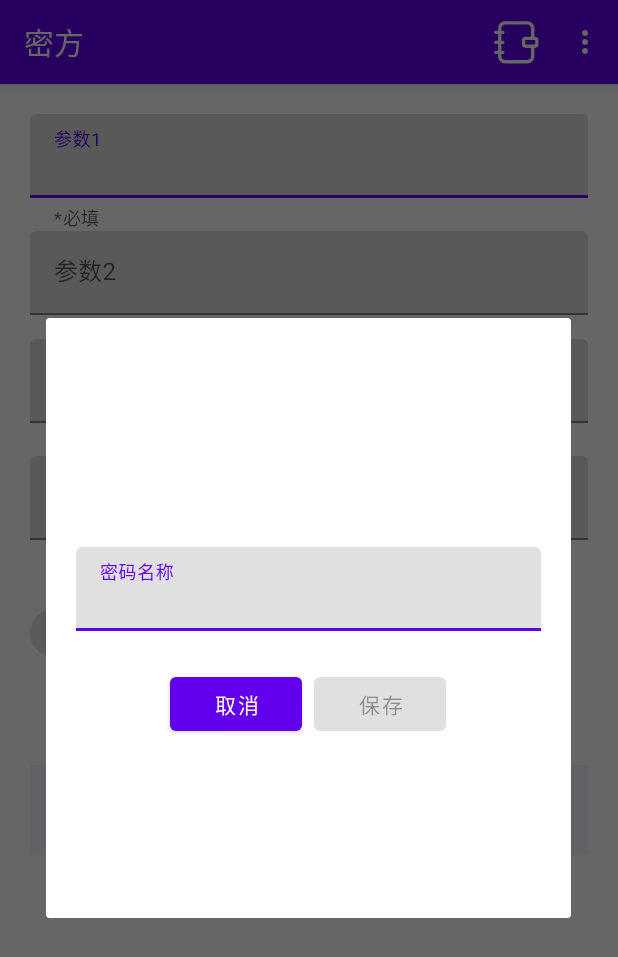
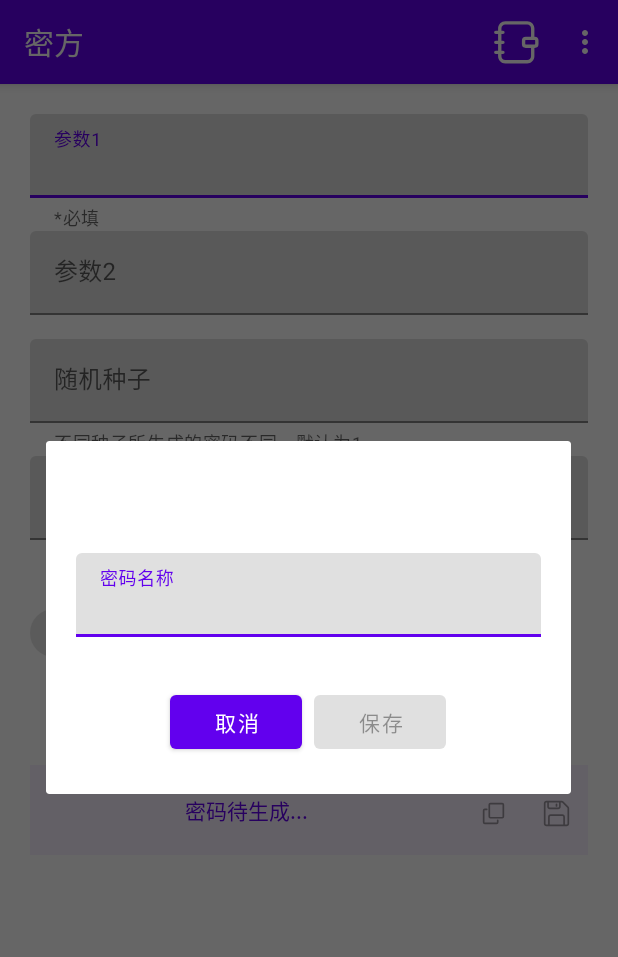
Before and after one commit to Daniel-Why/MyPassWord, an Android app: the fragment SavePwdDialog placed in its activity, on a phone screen of 412 x 824 dp. Shown: the top 957 px of the screen. Run offline under Robolectric (Android 15) with nearby library versions, the phone set to English and light mode, and no system bars.

Commit message:
- 新增密码生成页面的清空功能 - 迁移复制方法到基础类 - 修改dialog样式

```diff
--- a/app/src/main/res/layout/activity_my_pwd_main.xml
+++ b/app/src/main/res/layout/activity_my_pwd_main.xml
@@ -125,6 +125,11 @@
                         android:checkable="true" />
                 </LinearLayout>
 
+                <LinearLayout
+                    android:layout_width="match_parent"
+                    android:layout_height="wrap_content"
+                    android:orientation="horizontal"
+                    android:gravity="center">
                     <Button
                         android:id="@+id/generate_button"
                         android:layout_width="wrap_content"
@@ -132,7 +137,21 @@
                         android:text="生成"
                         android:layout_gravity="center_horizontal"
                         android:layout_marginBottom="16sp"
+                        android:layout_marginRight="4sp"
                         />
+                    <Button
+                        android:id="@+id/clear_button"
+                        android:layout_width="wrap_content"
+                        android:layout_height="wrap_content"
+                        android:text="清空"
+                        android:layout_gravity="center_horizontal"
+                        android:layout_marginBottom="16sp"
+                        android:layout_marginLeft="4sp"
+                        />
+                </LinearLayout>
+
+
+
                 <LinearLayout
                     android:layout_width="match_parent"
                     android:layout_height="60sp"
--- a/app/src/main/res/layout/dialog_save_pwd.xml
+++ b/app/src/main/res/layout/dialog_save_pwd.xml
@@ -8,15 +8,17 @@
     android:orientation="vertical">
     <LinearLayout
         android:layout_width="350sp"
-        android:layout_height="400sp"
+        android:layout_height="wrap_content"
         android:orientation="vertical"
         android:layout_gravity="center"
-        android:gravity="center">
+        android:padding="20sp">
     <TextView
         android:id="@+id/save_title"
         android:layout_width="wrap_content"
         android:layout_height="wrap_content"
-        android:text="title"/>
+        android:text="title"
+        android:textSize="20sp"
+        android:textColor="@color/black"/>
     <TextView
         android:id="@+id/save_content"
         android:layout_width="wrap_content"
@@ -28,7 +30,7 @@
             android:layout_width="match_parent"
             android:layout_height="wrap_content"
             android:hint="密码名称"
-            android:layout_marginHorizontal="20sp"
+            android:layout_marginVertical="8sp"
             app:errorEnabled="true">
 
         <com.google.android.material.textfield.TextInputEditText
```
Also changed, not shown: app/src/main/java/dan/fatzero/mypassword/BaseFunction.java (+16 -3 lines), app/src/main/java/dan/fatzero/mypassword/MyPwdMainActivity.java (+22 -3 lines), app/src/main/java/dan/fatzero/mypassword/NotebookActivity.java (+28 -6 lines), app/src/main/java/dan/fatzero/mypassword/ShowPwdDialog.java (added, +95 -0 lines), app/src/main/res/layout/dialog_show_pwd.xml (added, +67 -0 lines). Lines whose indentation alone changed are shown as unchanged.
